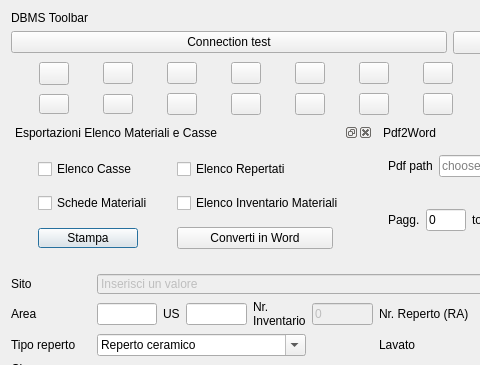
First picture: the form in gui/ui/Inv_Materiali.ui, repository pyarchinit/pyarchinit, before the edit; both pictures show x 0 to 480 and y 0 to 365 of the 937 by 793 pixel window.
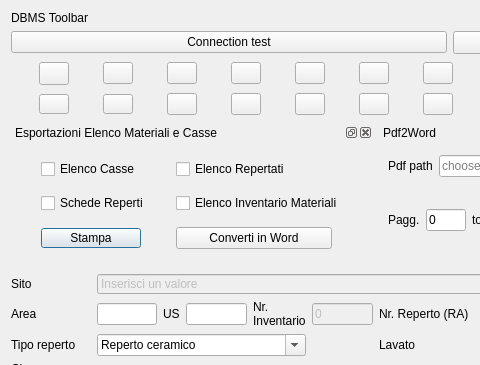
Second picture: the form after the edit. Icons and pictures are not drawn. Custom widgets are drawn as their Qt base class.

Commit message: scheda reperti

```diff
--- a/gui/ui/Inv_Materiali.ui
+++ b/gui/ui/Inv_Materiali.ui
@@ -234,7 +234,7 @@
           </font>
          </property>
          <property name="text">
-          <string>Schede Materiali</string>
+          <string>Schede Reperti</string>
          </property>
         </widget>
        </item>
```
